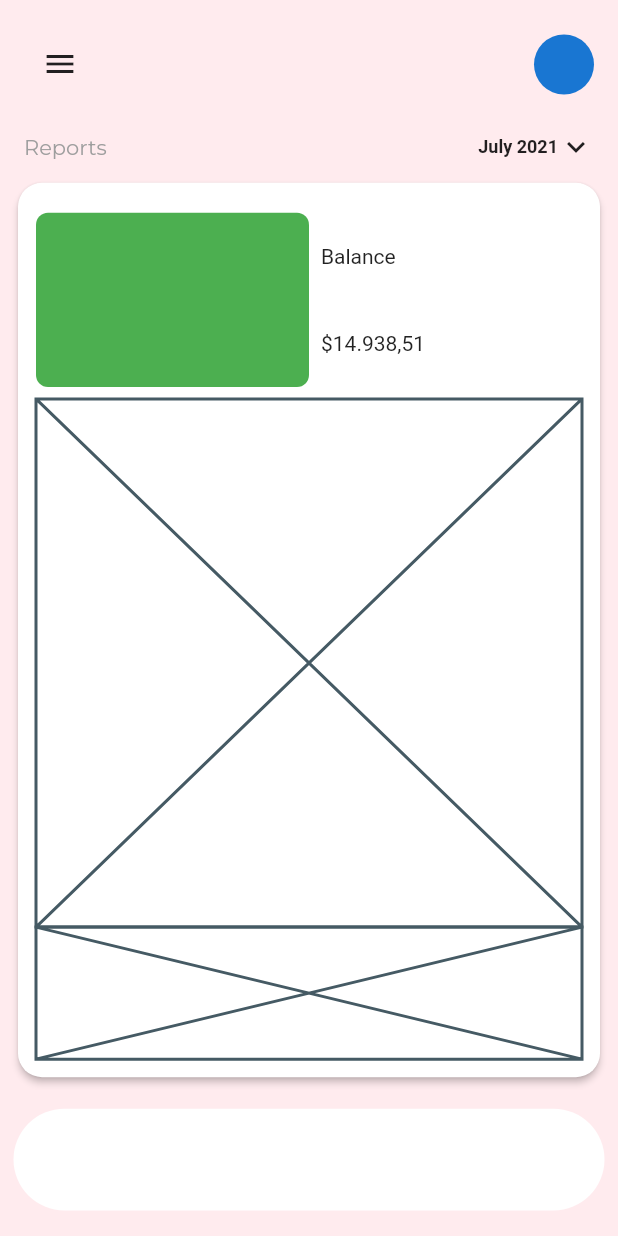
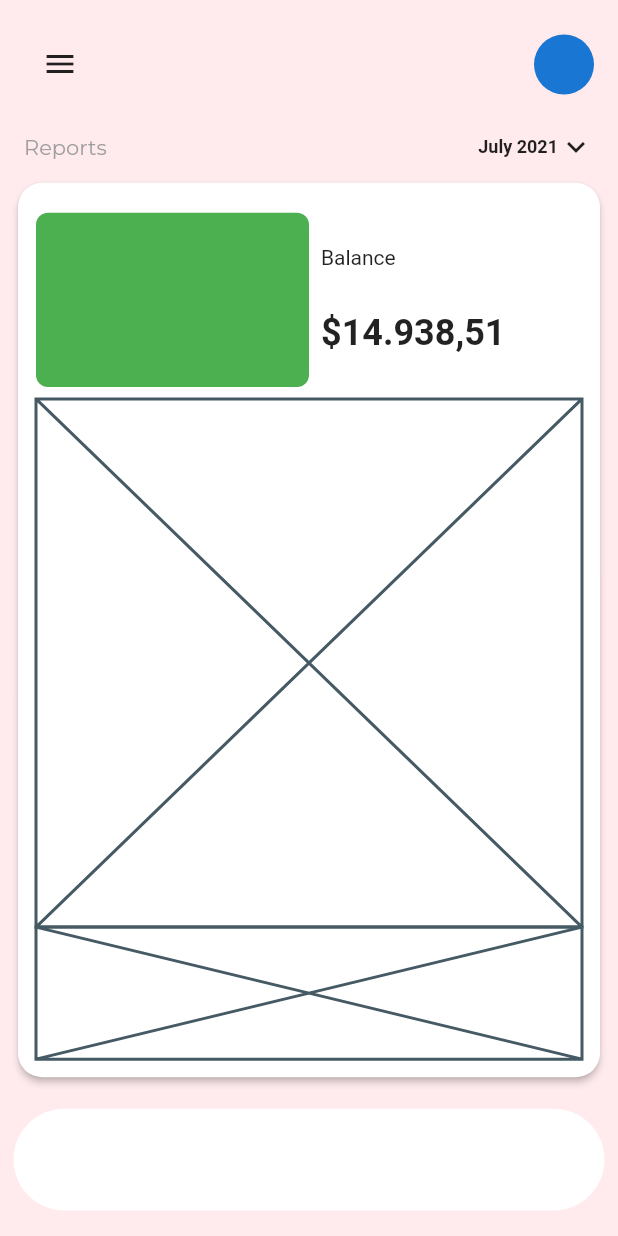
Before and after one commit to JAICHANGPARK/flutter_notebook_11th_story, a Flutter app: the screen it shows after launch, on a phone screen of 412 x 824 dp. Run offline on Flutter 3.47's test engine with Material 2 defaults, Android fonts, the phone set to English and light mode, and no system bars; our stand-ins replace backdrop, badges, flutter_inner_drawer, flutter_slidable, flutter_swiper, google_fonts.

Commit message:
Update bank_balance_page.dart

```diff
--- a/lib/ep749_bank_app/ui/bank_balance_page.dart
+++ b/lib/ep749_bank_app/ui/bank_balance_page.dart
@@ -79,13 +79,16 @@ class _BankBalancePageState extends State<BankBalancePage> {
                                         ),
                                       )),
                                       Expanded(child: Padding(
-                                        padding: const EdgeInsets.only(top: 8,  bottom: 8, left: 8),
+                                        padding: const EdgeInsets.only(top: 16,  bottom: 16, left: 8),
                                         child: Column(
                                           mainAxisAlignment: MainAxisAlignment.spaceAround,
                                           crossAxisAlignment: CrossAxisAlignment.start,
                                           children: [
                                             Text("Balance"),
-                                            Text("\$14.938,51")
+                                            Text("\$14.938,51", style: TextStyle(
+                                              fontSize: 24,
+                                              fontWeight: FontWeight.bold,
+                                            ),)
 
                                           ],
                                         ),
```
